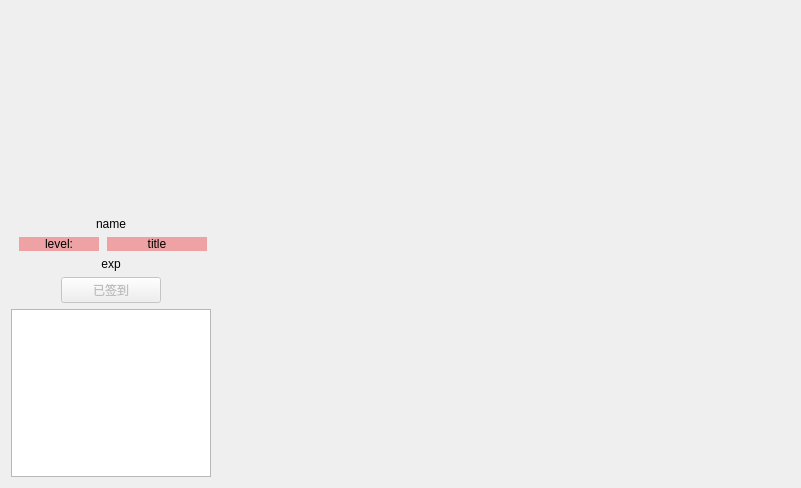
Qt form ui/user.ui (tonquer/picacg-qt) before a commit.
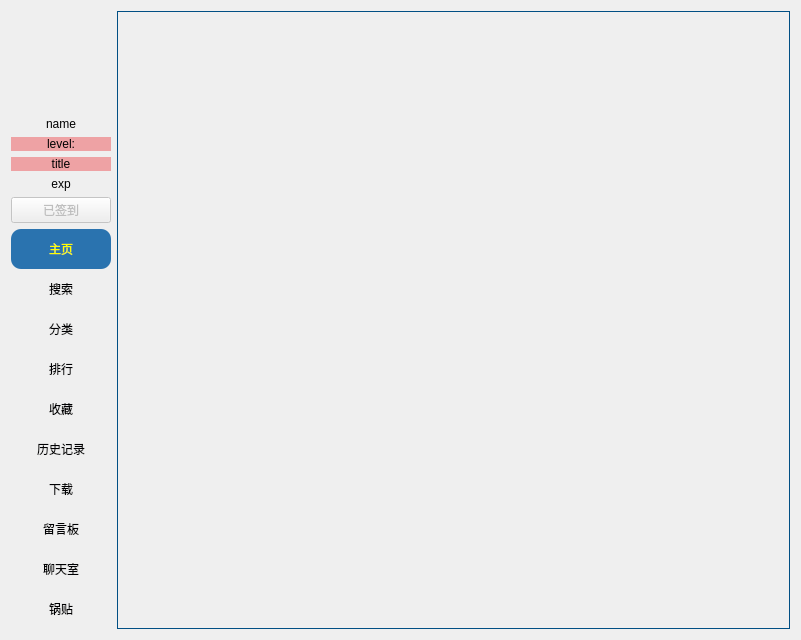
The same form after that commit. Icons and pictures are not drawn. Custom widgets are drawn as their Qt base class.

The edit to the form file:
```diff
--- a/ui/user.ui
+++ b/ui/user.ui
@@ -7,7 +7,7 @@
     <x>0</x>
     <y>0</y>
     <width>801</width>
-    <height>488</height>
+    <height>637</height>
    </rect>
   </property>
   <property name="minimumSize">
@@ -37,14 +37,14 @@
          </property>
          <property name="minimumSize">
           <size>
-           <width>200</width>
-           <height>200</height>
+           <width>100</width>
+           <height>100</height>
           </size>
          </property>
          <property name="maximumSize">
           <size>
-           <width>200</width>
-           <height>200</height>
+           <width>100</width>
+           <height>100</height>
           </size>
          </property>
          <property name="styleSheet">
@@ -65,7 +65,7 @@
         <widget class="QLabel" name="name">
          <property name="maximumSize">
           <size>
-           <width>200</width>
+           <width>100</width>
            <height>16777215</height>
           </size>
          </property>
@@ -78,58 +78,48 @@
         </widget>
        </item>
        <item>
-        <layout class="QHBoxLayout" name="horizontalLayout_2">
-         <property name="leftMargin">
-          <number>6</number>
+        <widget class="QLabel" name="level">
+         <property name="maximumSize">
+          <size>
+           <width>100</width>
+           <height>16777215</height>
+          </size>
          </property>
-         <property name="rightMargin">
-          <number>0</number>
+         <property name="styleSheet">
+          <string notr="true">background:#eeA2A4;</string>
          </property>
-         <item>
-          <widget class="QLabel" name="level">
-           <property name="maximumSize">
-            <size>
-             <width>80</width>
-             <height>16777215</height>
-            </size>
-           </property>
-           <property name="styleSheet">
-            <string notr="true">background:#eeA2A4;</string>
-           </property>
-           <property name="text">
-            <string>level:</string>
-           </property>
-           <property name="alignment">
-            <set>Qt::AlignCenter</set>
-           </property>
-          </widget>
-         </item>
-         <item>
-          <widget class="QLabel" name="title">
-           <property name="maximumSize">
-            <size>
-             <width>100</width>
-             <height>16777215</height>
-            </size>
-           </property>
-           <property name="styleSheet">
-            <string notr="true">background:#eeA2A4;</string>
-           </property>
-           <property name="text">
-            <string>title</string>
-           </property>
-           <property name="alignment">
-            <set>Qt::AlignCenter</set>
-           </property>
-          </widget>
-         </item>
-        </layout>
+         <property name="text">
+          <string>level:</string>
+         </property>
+         <property name="alignment">
+          <set>Qt::AlignCenter</set>
+         </property>
+        </widget>
+       </item>
+       <item>
+        <widget class="QLabel" name="title">
+         <property name="maximumSize">
+          <size>
+           <width>100</width>
+           <height>16777215</height>
+          </size>
+         </property>
+         <property name="styleSheet">
+          <string notr="true">background:#eeA2A4;</string>
+         </property>
+         <property name="text">
+          <string>title</string>
+         </property>
+         <property name="alignment">
+          <set>Qt::AlignCenter</set>
+         </property>
+        </widget>
        </item>
        <item>
         <widget class="QLabel" name="exp">
          <property name="maximumSize">
           <size>
-           <width>200</width>
+           <width>100</width>
            <height>16777215</height>
           </size>
          </property>
@@ -142,17 +132,46 @@
         </widget>
        </item>
        <item>
-        <layout class="QHBoxLayout" name="horizontalLayout">
+        <widget class="QPushButton" name="signButton">
+         <property name="enabled">
+          <bool>false</bool>
+         </property>
+         <property name="maximumSize">
+          <size>
+           <width>100</width>
+           <height>16777215</height>
+          </size>
+         </property>
+         <property name="text">
+          <string>已签到</string>
+         </property>
+        </widget>
+       </item>
+       <item>
+        <spacer name="verticalSpacer">
+         <property name="orientation">
+          <enum>Qt::Vertical</enum>
+         </property>
+         <property name="sizeHint" stdset="0">
+          <size>
+           <width>20</width>
+           <height>40</height>
+          </size>
+         </property>
+        </spacer>
+       </item>
+       <item>
+        <layout class="QVBoxLayout" name="verticalLayout_2">
          <property name="spacing">
           <number>0</number>
          </property>
-         <property name="sizeConstraint">
-          <enum>QLayout::SetDefaultConstraint</enum>
-         </property>
          <item>
-          <widget class="QPushButton" name="signButton">
-           <property name="enabled">
-            <bool>false</bool>
+          <widget class="QToolButton" name="toolButton0">
+           <property name="minimumSize">
+            <size>
+             <width>100</width>
+             <height>40</height>
+            </size>
            </property>
            <property name="maximumSize">
             <size>
@@ -160,38 +179,517 @@
              <height>16777215</height>
             </size>
            </property>
+           <property name="styleSheet">
+            <string notr="true">/* 正常时，按钮颜色 */
+QToolButton{
+    background:transparent;
+    color: rgb(0, 0, 2);
+    border-style: outset;
+    border-color: beige;
+    border-radius: 10px;
+}
+
+/* 鼠标在按钮上时，按钮颜色 */
+ QToolButton:hover 
+{
+    background-color:rgb(21, 85, 154);
+    border-radius: 10px;
+    color: rgb(0, 0, 0);
+}
+
+ /* 按钮被单击后，按钮颜色 */
+QToolButton:checked {
+    background-color:rgb(42, 115, 175);
+    border-radius: 10px;
+    color: rgb(255, 255, 0);
+}</string>
+           </property>
            <property name="text">
-            <string>已签到</string>
+            <string>主页</string>
            </property>
+           <property name="checkable">
+            <bool>true</bool>
+           </property>
+           <property name="checked">
+            <bool>true</bool>
+           </property>
+           <attribute name="buttonGroup">
+            <string notr="true">buttonGroup</string>
+           </attribute>
+          </widget>
+         </item>
+         <item>
+          <widget class="QToolButton" name="toolButton1">
+           <property name="minimumSize">
+            <size>
+             <width>100</width>
+             <height>40</height>
+            </size>
+           </property>
+           <property name="maximumSize">
+            <size>
+             <width>100</width>
+             <height>16777215</height>
+            </size>
+           </property>
+           <property name="styleSheet">
+            <string notr="true">/* 正常时，按钮颜色 */
+QToolButton{
+    background:transparent;
+    color: rgb(0, 0, 2);
+    border-style: outset;
+    border-color: beige;
+    border-radius: 10px;
+}
+
+/* 鼠标在按钮上时，按钮颜色 */
+ QToolButton:hover 
+{
+    background-color:rgb(21, 85, 154);
+    border-radius: 10px;
+    color: rgb(0, 0, 0);
+}
+
+ /* 按钮被单击后，按钮颜色 */
+QToolButton:checked {
+    background-color:rgb(42, 115, 175);
+    border-radius: 10px;
+    color: rgb(255, 255, 0);
+}</string>
+           </property>
+           <property name="text">
+            <string>搜索</string>
+           </property>
+           <property name="checkable">
+            <bool>true</bool>
+           </property>
+           <attribute name="buttonGroup">
+            <string notr="true">buttonGroup</string>
+           </attribute>
+          </widget>
+         </item>
+         <item>
+          <widget class="QToolButton" name="toolButton2">
+           <property name="minimumSize">
+            <size>
+             <width>100</width>
+             <height>40</height>
+            </size>
+           </property>
+           <property name="maximumSize">
+            <size>
+             <width>100</width>
+             <height>16777215</height>
+            </size>
+           </property>
+           <property name="styleSheet">
+            <string notr="true">/* 正常时，按钮颜色 */
+QToolButton{
+    background:transparent;
+    color: rgb(0, 0, 2);
+    border-style: outset;
+    border-color: beige;
+    border-radius: 10px;
+}
+
+/* 鼠标在按钮上时，按钮颜色 */
+ QToolButton:hover 
+{
+    background-color:rgb(21, 85, 154);
+    border-radius: 10px;
+    color: rgb(0, 0, 0);
+}
+
+ /* 按钮被单击后，按钮颜色 */
+QToolButton:checked {
+    background-color:rgb(42, 115, 175);
+    border-radius: 10px;
+    color: rgb(255, 255, 0);
+}</string>
+           </property>
+           <property name="text">
+            <string>分类</string>
+           </property>
+           <property name="checkable">
+            <bool>true</bool>
+           </property>
+           <attribute name="buttonGroup">
+            <string notr="true">buttonGroup</string>
+           </attribute>
+          </widget>
+         </item>
+         <item>
+          <widget class="QToolButton" name="toolButton3">
+           <property name="minimumSize">
+            <size>
+             <width>100</width>
+             <height>40</height>
+            </size>
+           </property>
+           <property name="maximumSize">
+            <size>
+             <width>100</width>
+             <height>16777215</height>
+            </size>
+           </property>
+           <property name="styleSheet">
+            <string notr="true">/* 正常时，按钮颜色 */
+QToolButton{
+    background:transparent;
+    color: rgb(0, 0, 2);
+    border-style: outset;
+    border-color: beige;
+    border-radius: 10px;
+}
+
+/* 鼠标在按钮上时，按钮颜色 */
+ QToolButton:hover 
+{
+    background-color:rgb(21, 85, 154);
+    border-radius: 10px;
+    color: rgb(0, 0, 0);
+}
+
+ /* 按钮被单击后，按钮颜色 */
+QToolButton:checked {
+    background-color:rgb(42, 115, 175);
+    border-radius: 10px;
+    color: rgb(255, 255, 0);
+}</string>
+           </property>
+           <property name="text">
+            <string>排行</string>
+           </property>
+           <property name="checkable">
+            <bool>true</bool>
+           </property>
+           <attribute name="buttonGroup">
+            <string notr="true">buttonGroup</string>
+           </attribute>
+          </widget>
+         </item>
+         <item>
+          <widget class="QToolButton" name="toolButton4">
+           <property name="minimumSize">
+            <size>
+             <width>100</width>
+             <height>40</height>
+            </size>
+           </property>
+           <property name="maximumSize">
+            <size>
+             <width>100</width>
+             <height>16777215</height>
+            </size>
+           </property>
+           <property name="styleSheet">
+            <string notr="true">/* 正常时，按钮颜色 */
+QToolButton{
+    background:transparent;
+    color: rgb(0, 0, 2);
+    border-style: outset;
+    border-color: beige;
+    border-radius: 10px;
+}
+
+/* 鼠标在按钮上时，按钮颜色 */
+ QToolButton:hover 
+{
+    background-color:rgb(21, 85, 154);
+    border-radius: 10px;
+    color: rgb(0, 0, 0);
+}
+
+ /* 按钮被单击后，按钮颜色 */
+QToolButton:checked {
+    background-color:rgb(42, 115, 175);
+    border-radius: 10px;
+    color: rgb(255, 255, 0);
+}</string>
+           </property>
+           <property name="text">
+            <string>收藏</string>
+           </property>
+           <property name="checkable">
+            <bool>true</bool>
+           </property>
+           <attribute name="buttonGroup">
+            <string notr="true">buttonGroup</string>
+           </attribute>
+          </widget>
+         </item>
+         <item>
+          <widget class="QToolButton" name="toolButton5">
+           <property name="minimumSize">
+            <size>
+             <width>100</width>
+             <height>40</height>
+            </size>
+           </property>
+           <property name="maximumSize">
+            <size>
+             <width>100</width>
+             <height>16777215</height>
+            </size>
+           </property>
+           <property name="styleSheet">
+            <string notr="true">/* 正常时，按钮颜色 */
+QToolButton{
+    background:transparent;
+    color: rgb(0, 0, 2);
+    border-style: outset;
+    border-color: beige;
+    border-radius: 10px;
+}
+
+/* 鼠标在按钮上时，按钮颜色 */
+ QToolButton:hover 
+{
+    background-color:rgb(21, 85, 154);
+    border-radius: 10px;
+    color: rgb(0, 0, 0);
+}
+
+ /* 按钮被单击后，按钮颜色 */
+QToolButton:checked {
+    background-color:rgb(42, 115, 175);
+    border-radius: 10px;
+    color: rgb(255, 255, 0);
+}</string>
+           </property>
+           <property name="text">
+            <string>历史记录</string>
+           </property>
+           <property name="checkable">
+            <bool>true</bool>
+           </property>
+           <attribute name="buttonGroup">
+            <string notr="true">buttonGroup</string>
+           </attribute>
+          </widget>
+         </item>
+         <item>
+          <widget class="QToolButton" name="toolButton6">
+           <property name="minimumSize">
+            <size>
+             <width>100</width>
+             <height>40</height>
+            </size>
+           </property>
+           <property name="maximumSize">
+            <size>
+             <width>100</width>
+             <height>16777215</height>
+            </size>
+           </property>
+           <property name="styleSheet">
+            <string notr="true">/* 正常时，按钮颜色 */
+QToolButton{
+    background:transparent;
+    color: rgb(0, 0, 2);
+    border-style: outset;
+    border-color: beige;
+    border-radius: 10px;
+}
+
+/* 鼠标在按钮上时，按钮颜色 */
+ QToolButton:hover 
+{
+    background-color:rgb(21, 85, 154);
+    border-radius: 10px;
+    color: rgb(0, 0, 0);
+}
+
+ /* 按钮被单击后，按钮颜色 */
+QToolButton:checked {
+    background-color:rgb(42, 115, 175);
+    border-radius: 10px;
+    color: rgb(255, 255, 0);
+}</string>
+           </property>
+           <property name="text">
+            <string>下载</string>
+           </property>
+           <property name="checkable">
+            <bool>true</bool>
+           </property>
+           <attribute name="buttonGroup">
+            <string notr="true">buttonGroup</string>
+           </attribute>
+          </widget>
+         </item>
+         <item>
+          <widget class="QToolButton" name="toolButton7">
+           <property name="minimumSize">
+            <size>
+             <width>100</width>
+             <height>40</height>
+            </size>
+           </property>
+           <property name="maximumSize">
+            <size>
+             <width>100</width>
+             <height>16777215</height>
+            </size>
+           </property>
+           <property name="styleSheet">
+            <string notr="true">/* 正常时，按钮颜色 */
+QToolButton{
+    background:transparent;
+    color: rgb(0, 0, 2);
+    border-style: outset;
+    border-color: beige;
+    border-radius: 10px;
+}
+
+/* 鼠标在按钮上时，按钮颜色 */
+ QToolButton:hover 
+{
+    background-color:rgb(21, 85, 154);
+    border-radius: 10px;
+    color: rgb(0, 0, 0);
+}
+
+ /* 按钮被单击后，按钮颜色 */
+QToolButton:checked {
+    background-color:rgb(42, 115, 175);
+    border-radius: 10px;
+    color: rgb(255, 255, 0);
+}</string>
+           </property>
+           <property name="text">
+            <string>留言板</string>
+           </property>
+           <property name="checkable">
+            <bool>true</bool>
+           </property>
+           <attribute name="buttonGroup">
+            <string notr="true">buttonGroup</string>
+           </attribute>
+          </widget>
+         </item>
+         <item>
+          <widget class="QToolButton" name="toolButton8">
+           <property name="minimumSize">
+            <size>
+             <width>100</width>
+             <height>40</height>
+            </size>
+           </property>
+           <property name="maximumSize">
+            <size>
+             <width>100</width>
+             <height>16777215</height>
+            </size>
+           </property>
+           <property name="styleSheet">
+            <string notr="true">/* 正常时，按钮颜色 */
+QToolButton{
+    background:transparent;
+    color: rgb(0, 0, 2);
+    border-style: outset;
+    border-color: beige;
+    border-radius: 10px;
+}
+
+/* 鼠标在按钮上时，按钮颜色 */
+ QToolButton:hover 
+{
+    background-color:rgb(21, 85, 154);
+    border-radius: 10px;
+    color: rgb(0, 0, 0);
+}
+
+ /* 按钮被单击后，按钮颜色 */
+QToolButton:checked {
+    background-color:rgb(42, 115, 175);
+    border-radius: 10px;
+    color: rgb(255, 255, 0);
+}</string>
+           </property>
+           <property name="text">
+            <string>聊天室</string>
+           </property>
+           <property name="checkable">
+            <bool>true</bool>
+           </property>
+           <attribute name="buttonGroup">
+            <string notr="true">buttonGroup</string>
+           </attribute>
+          </widget>
+         </item>
+         <item>
+          <widget class="QToolButton" name="toolButton9">
+           <property name="minimumSize">
+            <size>
+             <width>100</width>
+             <height>40</height>
+            </size>
+           </property>
+           <property name="maximumSize">
+            <size>
+             <width>100</width>
+             <height>16777215</height>
+            </size>
+           </property>
+           <property name="styleSheet">
+            <string notr="true">/* 正常时，按钮颜色 */
+QToolButton{
+    background:transparent;
+    color: rgb(0, 0, 2);
+    border-style: outset;
+    border-color: beige;
+    border-radius: 10px;
+}
+
+/* 鼠标在按钮上时，按钮颜色 */
+ QToolButton:hover 
+{
+    background-color:rgb(21, 85, 154);
+    border-radius: 10px;
+    color: rgb(0, 0, 0);
+}
+
+ /* 按钮被单击后，按钮颜色 */
+QToolButton:checked {
+    background-color:rgb(42, 115, 175);
+    border-radius: 10px;
+    color: rgb(255, 255, 0);
+}</string>
+           </property>
+           <property name="text">
+            <string>锅贴</string>
+           </property>
+           <property name="checkable">
+            <bool>true</bool>
+           </property>
+           <attribute name="buttonGroup">
+            <string notr="true">buttonGroup</string>
+           </attribute>
           </widget>
          </item>
         </layout>
        </item>
-       <item>
-        <widget class="QListWidget" name="listWidget">
-         <property name="minimumSize">
-          <size>
-           <width>0</width>
-           <height>0</height>
-          </size>
-         </property>
-         <property name="maximumSize">
-          <size>
-           <width>200</width>
-           <height>16777215</height>
-          </size>
-         </property>
-        </widget>
-       </item>
       </layout>
      </item>
     </layout>
    </item>
    <item row="0" column="1">
-    <widget class="QStackedWidget" name="stackedWidget"/>
+    <widget class="QStackedWidget" name="stackedWidget">
+     <property name="styleSheet">
+      <string notr="true">#stackedWidget {border:1px solid #014F84;}</string>
+     </property>
+    </widget>
    </item>
   </layout>
  </widget>
+ <customwidgets>
+  <customwidget>
+   <class>HeadLabel</class>
+   <extends>QLabel</extends>
+   <header location="global">.head_label.h</header>
+  </customwidget>
+ </customwidgets>
  <resources/>
  <connections>
   <connection>
```
Left out of the diff: 9 changed lines with no effect on the pictures.
